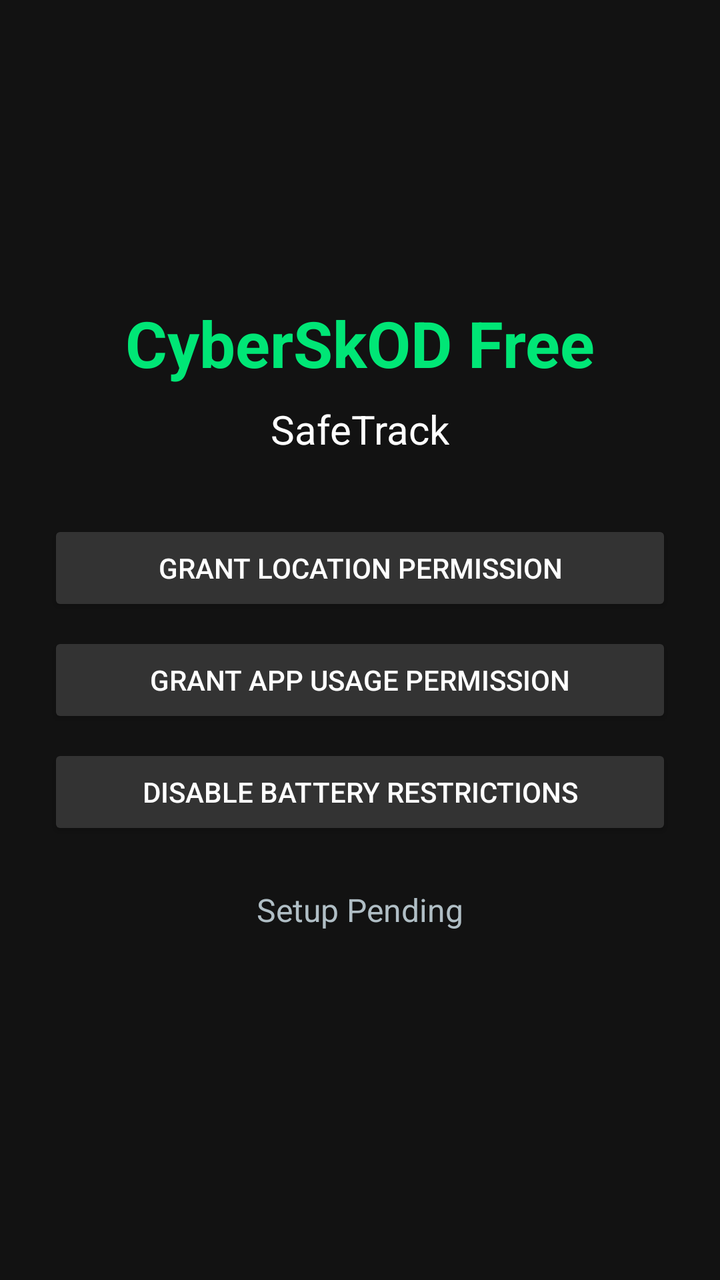
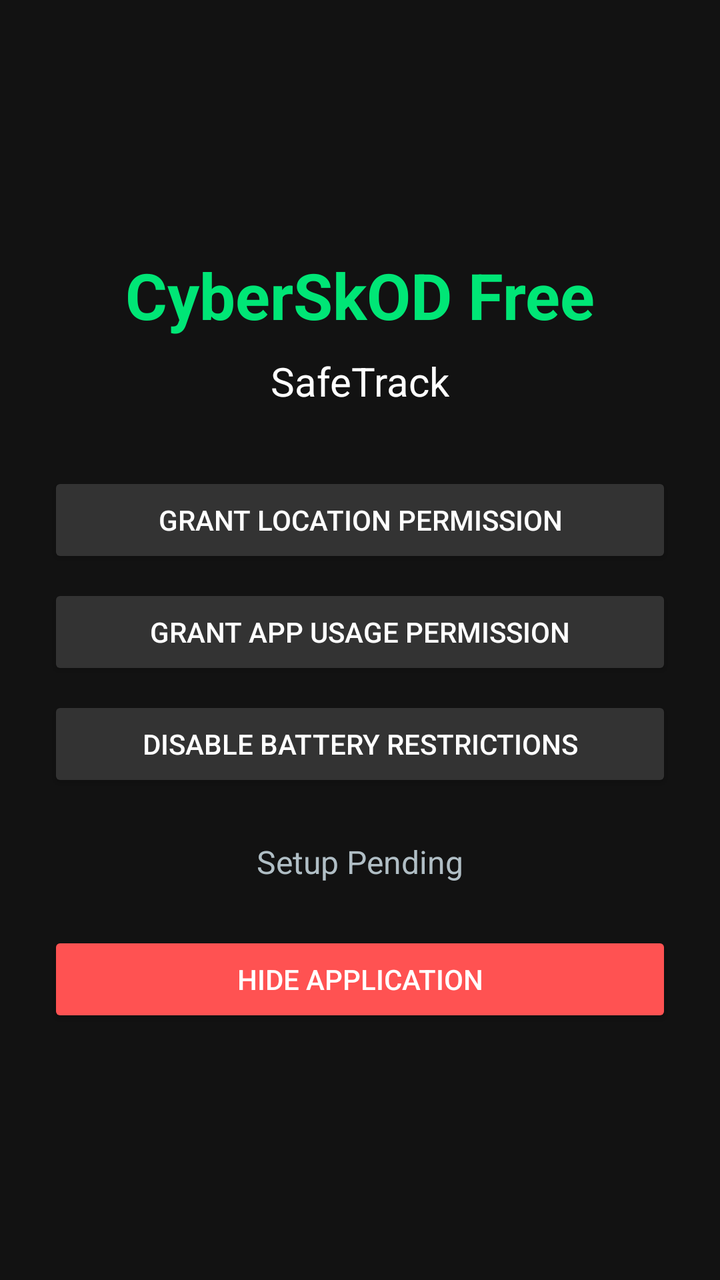

Before-and-after screenshots of an Android layout around one commit, followed by the original layout XML and the change that was made.
<!-- AndroidManifest.xml: application theme Theme.AppCompat.Light.DarkActionBar -->
<!-- res/layout/activity_main.xml -->
<?xml version="1.0" encoding="utf-8"?>
<LinearLayout xmlns:android="http://schemas.android.com/apk/res/android"
    android:layout_width="match_parent"
    android:layout_height="match_parent"
    android:orientation="vertical"
    android:gravity="center"
    android:padding="24dp"
    android:background="#121212">

    <TextView
        android:id="@+id/tvTitle"
        android:layout_width="wrap_content"
        android:layout_height="wrap_content"
        android:text="CyberSkOD Free"
        android:textColor="#00E676"
        android:textSize="32sp"
        android:textStyle="bold"
        android:layout_marginBottom="8dp" />

    <TextView
        android:layout_width="wrap_content"
        android:layout_height="wrap_content"
        android:text="SafeTrack"
        android:textColor="#FFFFFF"
        android:textSize="20sp"
        android:layout_marginBottom="32dp" />

    <Button
        android:id="@+id/btnLocationPerm"
        android:layout_width="match_parent"
        android:layout_height="wrap_content"
        android:text="Grant Location Permission"
        android:backgroundTint="#333333"
        android:textColor="#FFFFFF"
        android:layout_marginBottom="8dp" />

    <Button
        android:id="@+id/btnUsagePerm"
        android:layout_width="match_parent"
        android:layout_height="wrap_content"
        android:text="Grant App Usage Permission"
        android:backgroundTint="#333333"
        android:textColor="#FFFFFF"
        android:layout_marginBottom="8dp" />

    <Button
        android:id="@+id/btnBatteryPerm"
        android:layout_width="match_parent"
        android:layout_height="wrap_content"
        android:text="Disable Battery Restrictions"
        android:backgroundTint="#333333"
        android:textColor="#FFFFFF"
        android:layout_marginBottom="24dp" />

    <TextView
        android:id="@+id/tvStatus"
        android:layout_width="wrap_content"
        android:layout_height="wrap_content"
        android:text="Setup Pending"
        android:textColor="#B0BEC5"
        android:textSize="16sp"
        android:layout_marginBottom="24dp" />

    <Button
        android:id="@+id/btnOpenDashboard"
        android:layout_width="match_parent"
        android:layout_height="wrap_content"
        android:text="Open Dashboard"
        android:backgroundTint="#00E676"
        android:textColor="#000000"
        android:visibility="gone" />

</LinearLayout>
<!-- resources referenced by this layout -->
<resources>

</resources>

<!-- the commit's change to res/layout/activity_main.xml (unified diff, before → after) -->
@@ -62,6 +62,14 @@
         android:layout_marginBottom="24dp" />
 
     <Button
+        android:id="@+id/btnHideApp"
+        android:layout_width="match_parent"
+        android:layout_height="wrap_content"
+        android:text="Hide Application"
+        android:backgroundTint="#FF5252"
+        android:textColor="#FFFFFF" />
+
+    <Button
         android:id="@+id/btnOpenDashboard"
         android:layout_width="match_parent"
         android:layout_height="wrap_content"
